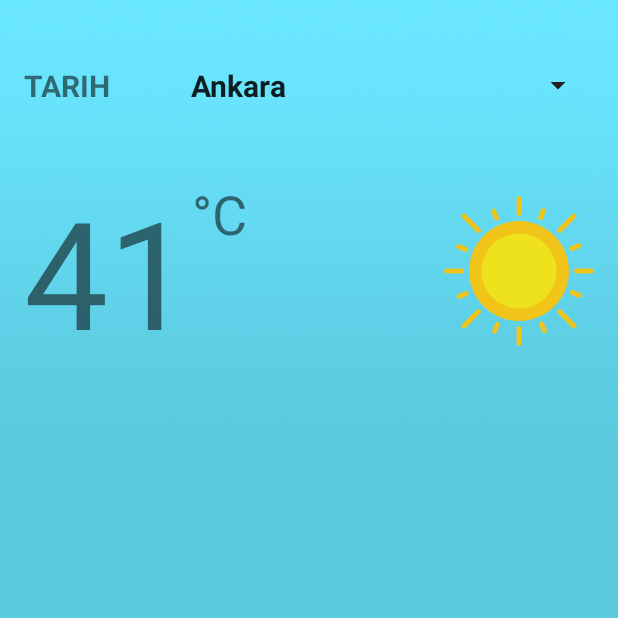
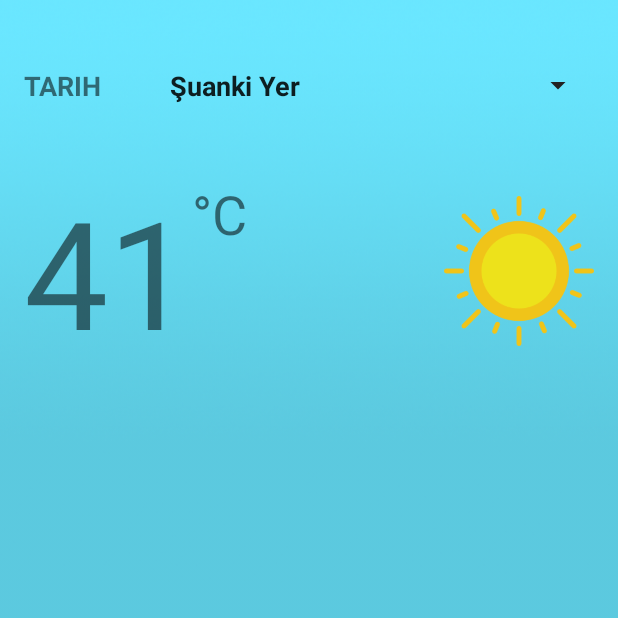
Before and after one commit to emrealtunbilek/havadurumukotlin, an Android app: the screen it shows after launch (MainActivity), on a phone screen of 412 x 824 dp, the top half of it. Run offline under Robolectric (Android 15) with nearby library versions, the phone set to English and light mode, and no system bars; our stand-ins replace Volley; libraries missing offline, so code that uses them is left out: im.delight.android; plain views replace SearchableSpinner; network calls fail; 7 statements that could not run were skipped.

Commit message:
gerekli düzenlemeler yapıldı, arayüz iyileştirildi kullanıcının lokasyonuna göre bulunan yer gösteriliyor

```diff
--- a/app/src/main/java/com/emrealtunbilek/havadurumuapp/MainActivity.kt
+++ b/app/src/main/java/com/emrealtunbilek/havadurumuapp/MainActivity.kt
@@ -16,6 +16,7 @@ import kotlinx.android.synthetic.main.activity_main.*
 import kotlinx.android.synthetic.main.spinner_tek_satir.*
 import kotlinx.android.synthetic.main.spinner_tek_satir.view.*
 import org.json.JSONObject
+import org.w3c.dom.Text
 import java.text.SimpleDateFormat
 import java.util.*
 
@@ -43,39 +44,47 @@ class MainActivity : AppCompatActivity(), AdapterView.OnItemSelectedListener {
 
         spnSehirler.setOnItemSelectedListener(this)
 
-        location= SimpleLocation(this)
+
 
         if (!location!!.hasLocationEnabled()) {
 
             //izin istenecek
             SimpleLocation.openSettings(this);
-        }
+        }else {
 
+            location= SimpleLocation(this)
             location?.setListener(object:SimpleLocation.Listener{
 
                 override fun onPositionChanged() {
                     latitude = String.format("%.2f", location?.getLatitude())
                     longitude = String.format("%.2f", location?.getLongitude())
 
-                Log.e("EMREEEE", ""+latitude+"  "+longitude)
+                    Log.e("WWW", ""+latitude+"  "+longitude)
                 }
 
             })
+            // verileriGetir("Ankara")
+            oankiSehriGetir(latitude, longitude)
+
+        }
 
 
 
 
-        verileriGetir("Ankara")
-        oankiSehriGetir(latitude, longitude)
+
+
+
 
 
 
     }
 
-    private fun oankiSehriGetir(lat: String?, longt:String?) {
+    private fun oankiSehriGetir(lat: String?, longt:String?) :String? {
+
         val url="http://api.openweathermap.org/data/2.5/weather?lat="+lat+"&lon="+longt+"&appid=abbcd2fcfec741ec783669c98b7f39d1&lang=tr&units=metric"
+        var sehirAdi: String? = "Şuanki Yer"
 
-        val havaDurumuObjeRequest = JsonObjectRequest(Request.Method.GET, url,null, object:Response.Listener<JSONObject>{
+        val havaDurumuObjeRequest2 = JsonObjectRequest(Request.Method.GET, url,null, object:Response.Listener<JSONObject>{
 
 
             override fun onResponse(response: JSONObject?) {
@@ -86,7 +95,8 @@ class MainActivity : AppCompatActivity(), AdapterView.OnItemSelectedListener {
 
 
 
-                var sehirAdi = response?.getString("name")
+                sehirAdi = response?.getString("name")
+                tvSehir?.setText(sehirAdi)
 
 
                 var weather=response?.getJSONArray("weather")
@@ -120,22 +130,25 @@ class MainActivity : AppCompatActivity(), AdapterView.OnItemSelectedListener {
 
                 tvTarih.text=tarihYazdir()
 
-
-
             }
 
 
-        }, object : Response.ErrorListener{
+        },
+                object : Response.ErrorListener{
 
             override fun onErrorResponse(error: VolleyError?) {
-
+                Log.e("VOLLEY HATA", ""+error?.printStackTrace())
             }
 
         })
 
 
-        MySingleton.getInstance(this)?.addToRequestQueue(havaDurumuObjeRequest)
+        MySingleton.getInstance(this)?.addToRequestQueue(havaDurumuObjeRequest2)
 
+        if(sehirAdi != null)
+        return sehirAdi
+
+        else return "N\\A"
 
     }
 
@@ -156,9 +169,29 @@ class MainActivity : AppCompatActivity(), AdapterView.OnItemSelectedListener {
     }
 
     override fun onItemSelected(parent: AdapterView<*>?, view: View?, position: Int, id: Long) {
+
+        tvSehir = view as TextView
+
+        if(position == 0){
+
+            location= SimpleLocation(this)
+
+            latitude=String.format("%.6f", location?.latitude)
+            longitude=String.format("%.6f", location?.longitude)
+
+            Log.e("LAT",""+latitude)
+            Log.e("LONG",""+longitude)
+
+
+            var oankiSehirAdi = oankiSehriGetir(latitude, longitude)
+            Log.e("BURAYA GELEN SEHIR ADI:", ""+oankiSehirAdi)
+            tvSehir?.setText(oankiSehirAdi)
+        }else {
             var secilenSehir=parent?.getItemAtPosition(position).toString()
             tvSehir = view as TextView
             verileriGetir(secilenSehir)
+        }
+
     }
 
     fun verileriGetir(sehir:String){
@@ -229,11 +262,13 @@ class MainActivity : AppCompatActivity(), AdapterView.OnItemSelectedListener {
 
     fun tarihYazdir():String{
 
-        var takvim=Calendar.getInstance().time
-        var formatlayici=SimpleDateFormat("EEEE, MMMM yyyy", Locale("tr"))
-        var tarih=formatlayici.format(takvim)
+        var takvim = Calendar.getInstance().time
+        var formatlayici = SimpleDateFormat("EEE, MMM yyyy", Locale("tr"))
+        var tarih = formatlayici.format(takvim)
 
         return tarih
+
+
 
 
     }
--- a/app/src/main/res/layout/activity_main.xml
+++ b/app/src/main/res/layout/activity_main.xml
@@ -13,7 +13,7 @@
         android:layout_width="0dp"
         android:layout_height="50dp"
         android:layout_marginEnd="16dp"
-        android:layout_marginStart="24dp"
+        android:layout_marginStart="16dp"
         android:layout_marginTop="32dp"
         android:padding="5dp"
         app:layout_constraintEnd_toEndOf="parent"
@@ -27,7 +27,7 @@
         android:layout_marginEnd="16dp"
         android:layout_marginStart="16dp"
         android:text="TARIH"
-        android:textSize="20sp"
+        android:textSize="18sp"
         android:textStyle="bold"
         app:layout_constraintBottom_toBottomOf="@+id/spnSehirler"
         app:layout_constraintEnd_toStartOf="@+id/spnSehirler"
--- a/app/src/main/res/layout/spinner_tek_satir.xml
+++ b/app/src/main/res/layout/spinner_tek_satir.xml
@@ -5,7 +5,7 @@
     android:singleLine="true"
     android:layout_width="match_parent"
     android:layout_height="wrap_content"
-    android:textSize="20sp"
+    android:textSize="18sp"
     android:textStyle="bold"
     android:ellipsize="marquee"
     android:textAlignment="inherit"/>
--- a/app/src/main/res/values/strings.xml
+++ b/app/src/main/res/values/strings.xml
@@ -1,6 +1,7 @@
 <resources>
     <string name="app_name">HavaDurumuApp</string>
     <string-array name="sehirler">
+        <item>Şuanki Yer</item>
         <item>Ankara</item>
         <item>İstanbul</item>
         <item>Bursa</item>
```
Lines whose indentation alone changed are shown as unchanged.
